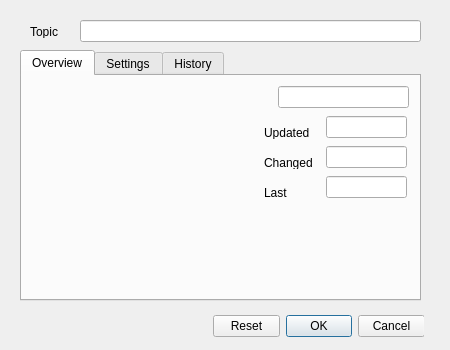
nzfarmer1/telemetrylayer, file featureforms/ui_tleditfeature.ui: the form before one commit.
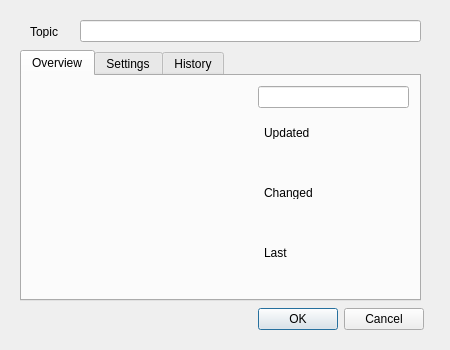
The form after the commit.

The edit to the form file:
```diff
--- a/featureforms/ui_tleditfeature.ui
+++ b/featureforms/ui_tleditfeature.ui
@@ -51,7 +51,7 @@
      <property name="geometry">
       <rect>
        <x>242</x>
-       <y>80</y>
+       <y>110</y>
        <width>56</width>
        <height>13</height>
       </rect>
@@ -60,16 +60,6 @@
       <string>Changed</string>
      </property>
     </widget>
-    <widget class="QLineEdit" name="changed">
-     <property name="geometry">
-      <rect>
-       <x>304</x>
-       <y>70</y>
-       <width>81</width>
-       <height>22</height>
-      </rect>
-     </property>
-    </widget>
     <widget class="QLabel" name="imageWidget">
      <property name="geometry">
       <rect>
@@ -80,19 +70,6 @@
       </rect>
      </property>
     </widget>
-    <widget class="QLineEdit" name="updated">
-     <property name="geometry">
-      <rect>
-       <x>304</x>
-       <y>40</y>
-       <width>81</width>
-       <height>22</height>
-      </rect>
-     </property>
-     <property name="text">
-      <string/>
-     </property>
-    </widget>
     <widget class="QLabel" name="labelUpdated">
      <property name="geometry">
       <rect>
@@ -109,19 +86,9 @@
     <widget class="QLineEdit" name="name">
      <property name="geometry">
       <rect>
-       <x>256</x>
+       <x>236</x>
        <y>10</y>
-       <width>131</width>
-       <height>22</height>
-      </rect>
-     </property>
-    </widget>
-    <widget class="QLineEdit" name="last">
-     <property name="geometry">
-      <rect>
-       <x>304</x>
-       <y>100</y>
-       <width>81</width>
+       <width>151</width>
        <height>22</height>
       </rect>
      </property>
@@ -130,7 +97,7 @@
      <property name="geometry">
       <rect>
        <x>242</x>
-       <y>110</y>
+       <y>170</y>
        <width>56</width>
        <height>13</height>
       </rect>
@@ -139,6 +106,45 @@
       <string>Last</string>
      </property>
     </widget>
+    <widget class="QLabel" name="payloadValue">
+     <property name="geometry">
+      <rect>
+       <x>240</x>
+       <y>190</y>
+       <width>151</width>
+       <height>31</height>
+      </rect>
+     </property>
+     <property name="text">
+      <string/>
+     </property>
+    </widget>
+    <widget class="QLabel" name="changedValue">
+     <property name="geometry">
+      <rect>
+       <x>240</x>
+       <y>130</y>
+       <width>151</width>
+       <height>31</height>
+      </rect>
+     </property>
+     <property name="text">
+      <string/>
+     </property>
+    </widget>
+    <widget class="QLabel" name="updatedValue">
+     <property name="geometry">
+      <rect>
+       <x>240</x>
+       <y>70</y>
+       <width>151</width>
+       <height>31</height>
+      </rect>
+     </property>
+     <property name="text">
+      <string/>
+     </property>
+    </widget>
    </widget>
    <widget class="QWidget" name="Settings">
     <attribute name="title">
@@ -225,13 +231,13 @@
    <property name="geometry">
     <rect>
      <x>213</x>
-     <y>310</y>
+     <y>303</y>
      <width>211</width>
      <height>32</height>
     </rect>
    </property>
    <property name="standardButtons">
-    <set>QDialogButtonBox::Cancel|QDialogButtonBox::Ok|QDialogButtonBox::Reset</set>
+    <set>QDialogButtonBox::Cancel|QDialogButtonBox::Ok</set>
    </property>
   </widget>
  </widget>
```
